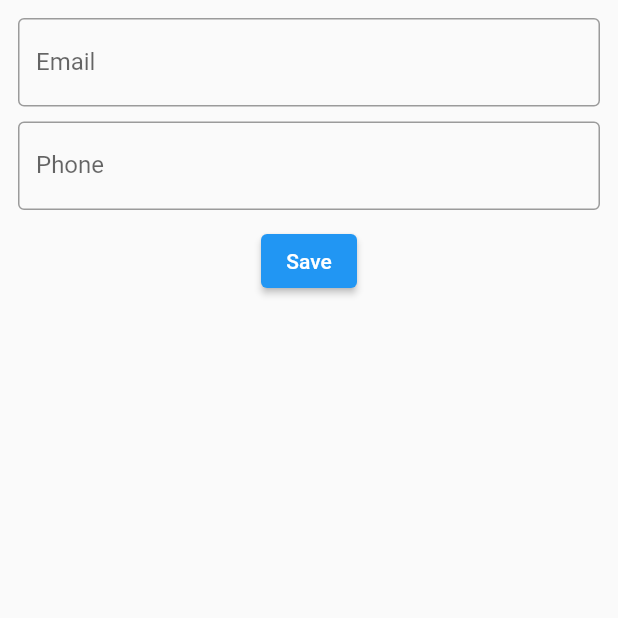
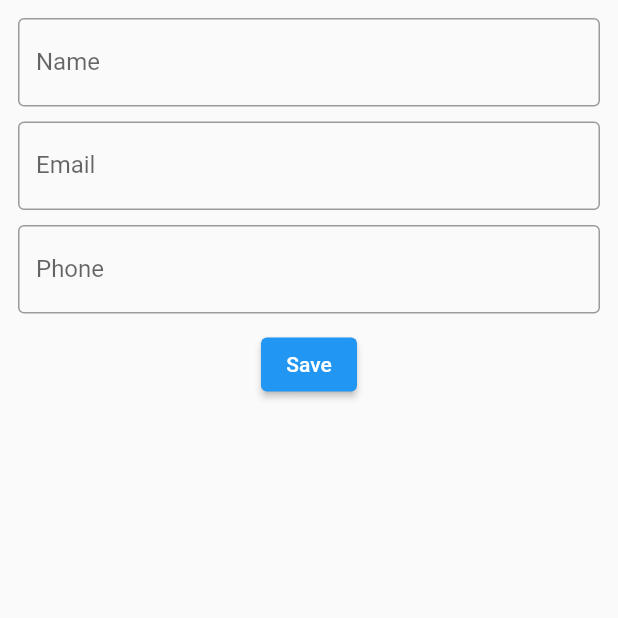
Before and after one commit to Reyfadh07/belajarhive, a Flutter app: the FormPage screen opened directly, after a tap on "Save", on a phone screen of 412 x 824 dp, the top half of it. Run offline on Flutter 3.47's test engine with Material 2 defaults, Android fonts, the phone set to English and light mode, and no system bars; our stand-ins replace hive, hive_flutter; accounts and stored records are empty.

```diff
--- a/lib/layout/form_page.dart
+++ b/lib/layout/form_page.dart
@@ -2,6 +2,7 @@ import 'package:flutter/material.dart';
 import 'package:flutter/src/widgets/framework.dart';
 import 'package:flutter/src/widgets/placeholder.dart';
 import 'package:hive/hive.dart';
+import 'package:nyobahive/layout/home_page.dart';
 import 'package:nyobahive/model/contact.dart';
 
 class FormPage extends StatefulWidget {
@@ -13,12 +14,13 @@ class FormPage extends StatefulWidget {
 
 class _FormPageState extends State<FormPage> {
   late Box<Contact> box;
+  var formkey = GlobalKey<FormState>();
 
   @override
-  void initState(){
+  void initState() {
     super.initState();
     box = Hive.box('dbContact');
-    print('contactsbox.length: ${box.values.length}');
+    print("contactsBox.length: ${box.values.length}");
   }
 
   String? name;
@@ -27,19 +29,31 @@ class _FormPageState extends State<FormPage> {
 
   String? phone;
 
-
   @override
   Widget build(BuildContext context) {
     return Scaffold(
       body: SafeArea(
         child: Form(
+          key: formkey,
           child: Padding(
             padding: const EdgeInsets.all(12.0),
             child: Column(
               children: [
                 TextFormField(
                   decoration: const InputDecoration(
-                   labelText: 'Email',
+                      labelText: 'Name',
+                      hintText: 'Enter Your Name',
+                      border: OutlineInputBorder()),
+                  onChanged: (value) {
+                    name = value;
+                  },
+                ),
+                const SizedBox(
+                  height: 10,
+                ),
+                TextFormField(
+                  decoration: const InputDecoration(
+                      labelText: 'Email',
                       hintText: 'Enter Your Email',
                       border: OutlineInputBorder()),
                   onChanged: (value) {
@@ -62,12 +76,23 @@ class _FormPageState extends State<FormPage> {
                   height: 10,
                 ),
                 ElevatedButton(
-                    onPressed: () {
+                  onPressed: () {
+                    if (formkey.currentState!.validate()) {
+                      formkey.currentState!.save();
+
                       Contact ct =
                           Contact(name: name!, email: email!, phone: phone!);
                       box.add(ct);
-                    },
-                    child: const Text('Save'))
+                      Navigator.push(
+                        context,
+                        MaterialPageRoute(
+                          builder: (context) => const HomePage(),
+                        ),
+                      );
+                    }
+                  },
+                  child: const Text('Save'),
+                )
               ],
             ),
           ),
--- a/lib/main.dart
+++ b/lib/main.dart
@@ -1,12 +1,12 @@
 import 'package:flutter/material.dart';
 import 'package:hive_flutter/hive_flutter.dart';
 import 'package:nyobahive/layout/form_page.dart';
-
 import 'layout/home_page.dart';
 import 'model/contact.dart';
 
 Future<void> main() async {
   WidgetsFlutterBinding.ensureInitialized;
+
   await Hive.initFlutter();
 
   Hive.registerAdapter(ContactAdapter());
@@ -23,11 +23,10 @@ class MyApp extends StatelessWidget {
   Widget build(BuildContext context) {
     return MaterialApp(
       debugShowCheckedModeBanner: false,
-      title: 'Flutter Demo',
       theme: ThemeData(
         primarySwatch: Colors.blue,
       ),
-      home: FormPage(),
+      home: HomePage(),
     );
   }
 }
```
Also changed, not shown: lib/layout/home_page.dart (+63 -2 lines).
